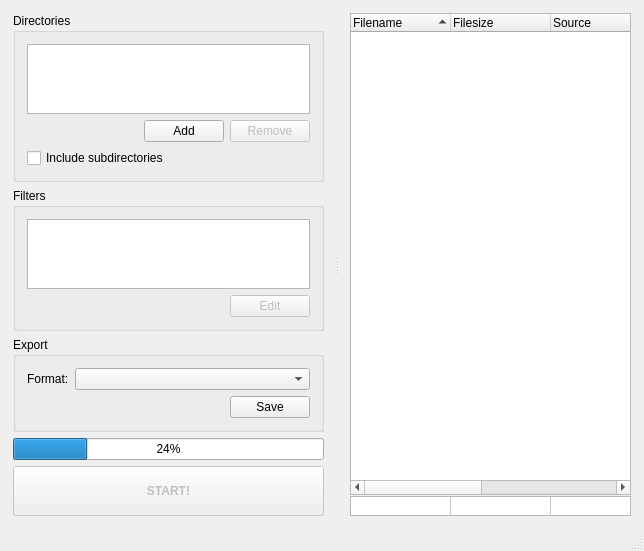
Qt form src/wndMain.ui (arturo182/CodeStat) before a commit.
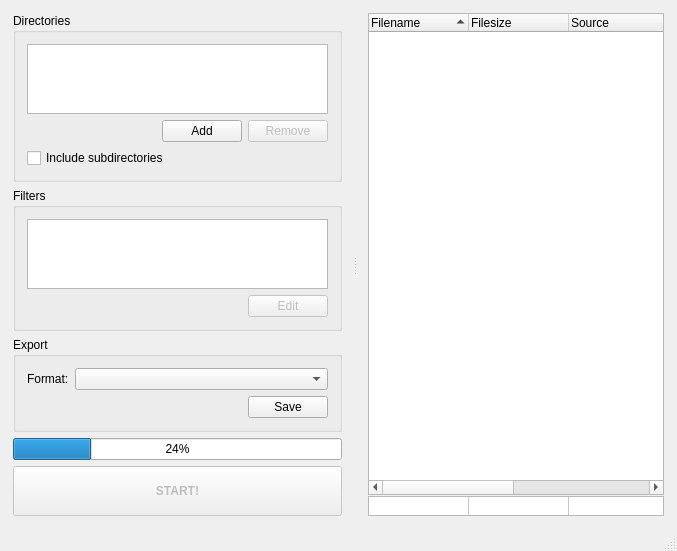
The same form after that commit. Icons and pictures are not drawn.

The edit to the form file:
```diff
--- a/src/wndMain.ui
+++ b/src/wndMain.ui
@@ -6,8 +6,8 @@
    <rect>
     <x>0</x>
     <y>0</y>
-    <width>644</width>
-    <height>516</height>
+    <width>677</width>
+    <height>504</height>
    </rect>
   </property>
   <property name="windowTitle">
@@ -246,7 +246,7 @@
         </item>
        </layout>
       </widget>
-      <widget class="QWidget" name="">
+      <widget class="QWidget" name="layoutWidget">
        <layout class="QVBoxLayout" name="verticalLayout">
         <property name="spacing">
          <number>1</number>
```
